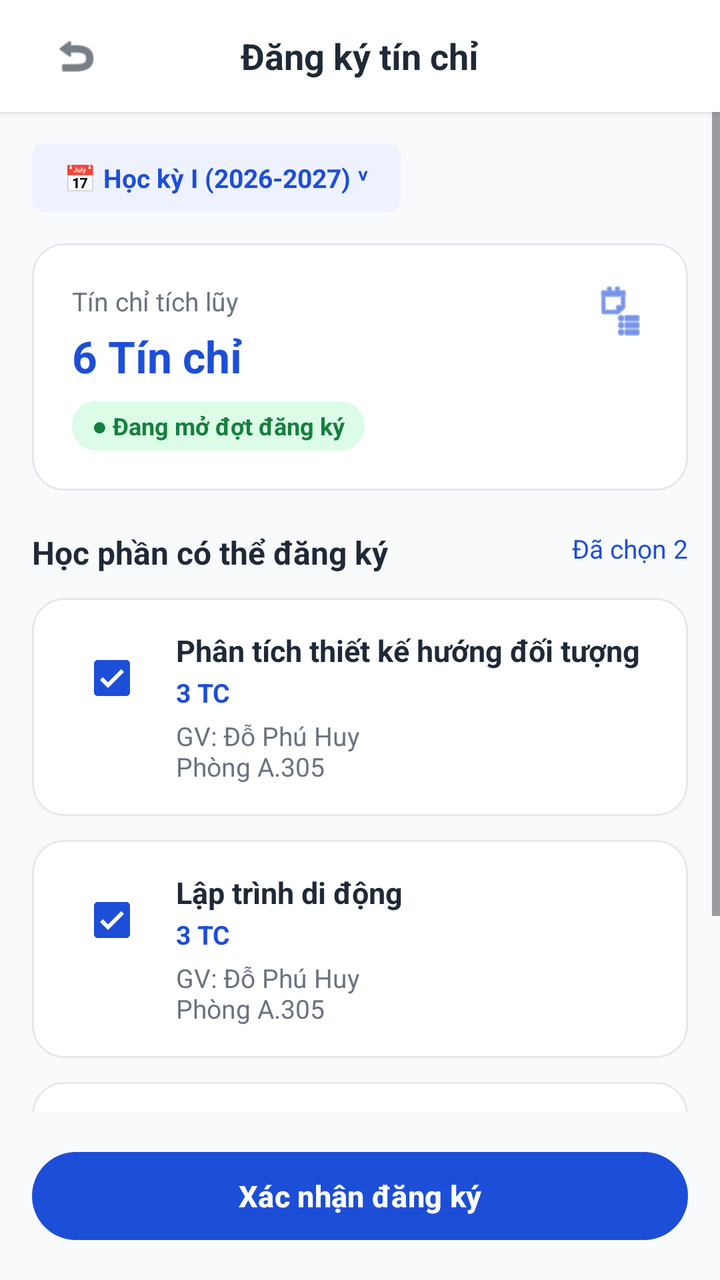
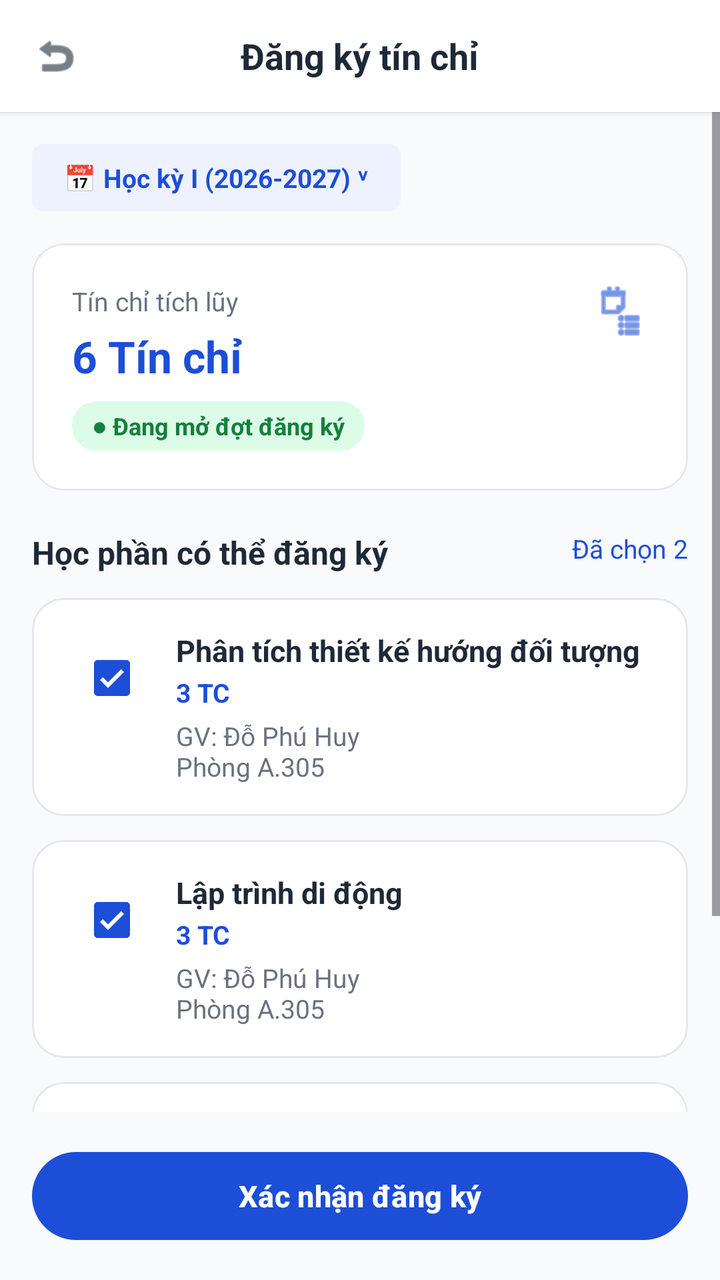

The first picture is an Android layout as it rendered before a commit; the second is the same layout after the commit. The layout source and the unified diff follow.
<!-- AndroidManifest.xml: application theme Theme.XayDung -->
<!-- res/layout/activity_dang_ky_tin_chi.xml -->
<?xml version="1.0" encoding="utf-8"?>
<RelativeLayout xmlns:android="http://schemas.android.com/apk/res/android"
    xmlns:app="http://schemas.android.com/apk/res-auto"
    android:layout_width="match_parent"
    android:layout_height="match_parent"
    android:background="@color/figma_bg">

    
    <RelativeLayout
        android:id="@+id/headerToolbar"
        android:layout_width="match_parent"
        android:layout_height="56dp"
        android:paddingHorizontal="16dp"
        android:background="@color/white"
        android:elevation="2dp">

        <ImageView
            android:id="@+id/btnBack"
            android:layout_width="44dp"
            android:layout_height="44dp"
            android:layout_centerVertical="true"
            android:padding="10dp"
            android:clickable="true"
            android:focusable="true"
            android:background="?attr/selectableItemBackgroundBorderless"
            android:src="@android:drawable/ic_menu_revert"
            android:contentDescription="Back"
            app:tint="@color/figma_text_primary" />

        <TextView
            android:layout_width="wrap_content"
            android:layout_height="wrap_content"
            android:layout_centerInParent="true"
            android:text="Đăng ký tín chỉ"
            android:textColor="@color/figma_text_primary"
            android:textSize="18sp"
            android:textStyle="bold" />
    </RelativeLayout>

    <ScrollView
        android:layout_width="match_parent"
        android:layout_height="match_parent"
        android:layout_below="@id/headerToolbar"
        android:layout_above="@id/btnConfirmRegistration"
        android:fillViewport="true">

        <LinearLayout
            android:layout_width="match_parent"
            android:layout_height="wrap_content"
            android:orientation="vertical"
            android:padding="16dp">

            
            <TextView
                android:layout_width="wrap_content"
                android:layout_height="wrap_content"
                android:background="@drawable/bg_tag_chip"
                android:paddingHorizontal="16dp"
                android:paddingVertical="8dp"
                android:text="📅 Học kỳ I (2026-2027) ˅"
                android:textColor="@color/figma_blue"
                android:textSize="13sp"
                android:textStyle="bold"
                android:layout_marginBottom="16dp" />

            
            <com.google.android.material.card.MaterialCardView
                android:layout_width="match_parent"
                android:layout_height="wrap_content"
                android:layout_marginBottom="20dp"
                app:cardCornerRadius="16dp"
                app:cardElevation="0dp"
                app:cardBackgroundColor="@color/white"
                app:strokeColor="@color/figma_card_border"
                app:strokeWidth="1dp">

                <RelativeLayout
                    android:layout_width="match_parent"
                    android:layout_height="wrap_content"
                    android:padding="20dp">

                    <LinearLayout
                        android:layout_width="wrap_content"
                        android:layout_height="wrap_content"
                        android:layout_alignParentStart="true"
                        android:orientation="vertical">

                        <TextView
                            android:layout_width="wrap_content"
                            android:layout_height="wrap_content"
                            android:text="Tín chỉ tích lũy"
                            android:textColor="@color/figma_text_secondary"
                            android:textSize="13sp" />

                        <TextView
                            android:layout_width="wrap_content"
                            android:layout_height="wrap_content"
                            android:layout_marginTop="4dp"
                            android:text="6 Tín chỉ"
                            android:textColor="@color/figma_blue"
                            android:textSize="22sp"
                            android:textStyle="bold" />

                        <TextView
                            android:layout_width="wrap_content"
                            android:layout_height="wrap_content"
                            android:layout_marginTop="8dp"
                            android:background="@drawable/bg_green_badge"
                            android:paddingHorizontal="10dp"
                            android:paddingVertical="4dp"
                            android:text="● Đang mở đợt đăng ký"
                            android:textColor="@color/green_badge_text"
                            android:textSize="12sp"
                            android:textStyle="bold" />
                    </LinearLayout>

                    <ImageView
                        android:layout_width="28dp"
                        android:layout_height="28dp"
                        android:layout_alignParentEnd="true"
                        android:src="@android:drawable/ic_menu_agenda"
                        android:contentDescription="Icon"
                        app:tint="@color/figma_blue" />
                </RelativeLayout>
            </com.google.android.material.card.MaterialCardView>

            
            <RelativeLayout
                android:layout_width="match_parent"
                android:layout_height="wrap_content"
                android:layout_marginBottom="12dp">

                <TextView
                    android:layout_width="wrap_content"
                    android:layout_height="wrap_content"
                    android:text="Học phần có thể đăng ký"
                    android:textColor="@color/figma_text_primary"
                    android:textSize="16sp"
                    android:textStyle="bold" />

                <TextView
                    android:layout_width="wrap_content"
                    android:layout_height="wrap_content"
                    android:layout_alignParentEnd="true"
                    android:text="Đã chọn 2"
                    android:textColor="@color/figma_blue"
                    android:textSize="13sp" />
            </RelativeLayout>

            
            <com.google.android.material.card.MaterialCardView
                android:layout_width="match_parent"
                android:layout_height="wrap_content"
                android:layout_marginBottom="12dp"
                app:cardCornerRadius="16dp"
                app:cardElevation="0dp"
                app:cardBackgroundColor="@color/white"
                app:strokeColor="@color/figma_card_border"
                app:strokeWidth="1dp">

                <LinearLayout
                    android:layout_width="match_parent"
                    android:layout_height="wrap_content"
                    android:orientation="horizontal"
                    android:padding="16dp"
                    android:gravity="top">

                    <CheckBox
                        android:layout_width="wrap_content"
                        android:layout_height="wrap_content"
                        android:checked="true"
                        app:buttonTint="@color/figma_blue" />

                    <LinearLayout
                        android:layout_width="0dp"
                        android:layout_height="wrap_content"
                        android:layout_weight="1"
                        android:layout_marginStart="8dp"
                        android:orientation="vertical">

                        <TextView
                            android:layout_width="wrap_content"
                            android:layout_height="wrap_content"
                            android:text="Phân tích thiết kế hướng đối tượng"
                            android:textColor="@color/figma_text_primary"
                            android:textSize="15sp"
                            android:textStyle="bold" />

                        <TextView
                            android:layout_width="wrap_content"
                            android:layout_height="wrap_content"
                            android:layout_marginTop="2dp"
                            android:text="3 TC"
                            android:textColor="@color/figma_blue"
                            android:textSize="13sp"
                            android:textStyle="bold" />

                        <TextView
                            android:layout_width="wrap_content"
                            android:layout_height="wrap_content"
                            android:layout_marginTop="4dp"
                            android:text="GV: Đỗ Phú Huy\nPhòng A.305"
                            android:textColor="@color/figma_text_secondary"
                            android:textSize="13sp" />
                    </LinearLayout>
                </LinearLayout>
            </com.google.android.material.card.MaterialCardView>

            
            <com.google.android.material.card.MaterialCardView
                android:layout_width="match_parent"
                android:layout_height="wrap_content"
                android:layout_marginBottom="12dp"
                app:cardCornerRadius="16dp"
                app:cardElevation="0dp"
                app:cardBackgroundColor="@color/white"
                app:strokeColor="@color/figma_card_border"
                app:strokeWidth="1dp">

                <LinearLayout
                    android:layout_width="match_parent"
                    android:layout_height="wrap_content"
                    android:orientation="horizontal"
                    android:padding="16dp"
                    android:gravity="top">

                    <CheckBox
                        android:layout_width="wrap_content"
                        android:layout_height="wrap_content"
                        android:checked="true"
                        app:buttonTint="@color/figma_blue" />

                    <LinearLayout
                        android:layout_width="0dp"
                        android:layout_height="wrap_content"
                        android:layout_weight="1"
                        android:layout_marginStart="8dp"
                        android:orientation="vertical">

                        <TextView
                            android:layout_width="wrap_content"
                            android:layout_height="wrap_content"
                            android:text="Lập trình di động"
                            android:textColor="@color/figma_text_primary"
                            android:textSize="15sp"
                            android:textStyle="bold" />

                        <TextView
                            android:layout_width="wrap_content"
                            android:layout_height="wrap_content"
                            android:layout_marginTop="2dp"
                            android:text="3 TC"
                            android:textColor="@color/figma_blue"
                            android:textSize="13sp"
                            android:textStyle="bold" />

                        <TextView
                            android:layout_width="wrap_content"
                            android:layout_height="wrap_content"
                            android:layout_marginTop="4dp"
                            android:text="GV: Đỗ Phú Huy\nPhòng A.305"
                            android:textColor="@color/figma_text_secondary"
                            android:textSize="13sp" />
                    </LinearLayout>
                </LinearLayout>
            </com.google.android.material.card.MaterialCardView>

            
            <com.google.android.material.card.MaterialCardView
                android:layout_width="match_parent"
                android:layout_height="wrap_content"
                android:layout_marginBottom="12dp"
                app:cardCornerRadius="16dp"
                app:cardElevation="0dp"
                app:cardBackgroundColor="@color/white"
                app:strokeColor="@color/figma_card_border"
                app:strokeWidth="1dp">

                <LinearLayout
                    android:layout_width="match_parent"
                    android:layout_height="wrap_content"
                    android:orientation="horizontal"
                    android:padding="16dp"
                    android:gravity="top">

                    <CheckBox
                        android:layout_width="wrap_content"
                        android:layout_height="wrap_content"
                        android:checked="false"
                        app:buttonTint="@color/figma_blue" />

                    <LinearLayout
                        android:layout_width="0dp"
                        android:layout_height="wrap_content"
                        android:layout_weight="1"
                        android:layout_marginStart="8dp"
                        android:orientation="vertical">

                        <TextView
                            android:layout_width="wrap_content"
                            android:layout_height="wrap_content"
                            android:text="Thị giác máy tính"
                            android:textColor="@color/figma_text_primary"
                            android:textSize="15sp"
                            android:textStyle="bold" />

                        <TextView
                            android:layout_width="wrap_content"
                            android:layout_height="wrap_content"
                            android:layout_marginTop="2dp"
                            android:text="3 TC"
                            android:textColor="@color/figma_blue"
                            android:textSize="13sp"
                            android:textStyle="bold" />

                        <TextView
                            android:layout_width="wrap_content"
                            android:layout_height="wrap_content"
                            android:layout_marginTop="4dp"
                            android:text="GV: Nguyễn Văn A\nPhòng B.201"
                            android:textColor="@color/figma_text_secondary"
                            android:textSize="13sp" />
                    </LinearLayout>
                </LinearLayout>
            </com.google.android.material.card.MaterialCardView>

        </LinearLayout>
    </ScrollView>

    
    <com.google.android.material.button.MaterialButton
        android:id="@+id/btnConfirmRegistration"
        android:layout_width="match_parent"
        android:layout_height="52dp"
        android:layout_alignParentBottom="true"
        android:layout_margin="16dp"
        android:text="Xác nhận đăng ký"
        android:textSize="15sp"
        android:textStyle="bold"
        app:cornerRadius="26dp"
        app:backgroundTint="@color/figma_blue" />

</RelativeLayout>
<!-- resources referenced by this layout -->
<resources>
  <color name="figma_bg">#F8FAFC</color>
  <color name="figma_blue">#1D4ED8</color>
  <color name="figma_card_border">#E5E7EB</color>
  <color name="figma_text_primary">#1F2937</color>
  <color name="figma_text_secondary">#6B7280</color>
  <color name="green_badge_text">#15803D</color>
  <color name="white">#FFFFFFFF</color>
  <!-- drawable bg_green_badge (drawable) -->
  <?xml version="1.0" encoding="utf-8"?>
  <shape xmlns:android="http://schemas.android.com/apk/res/android"
      android:shape="rectangle">
      <solid android:color="@color/green_badge_bg" />
      <corners android:radius="12dp" />
  </shape>
  <!-- drawable bg_tag_chip (drawable) -->
  <?xml version="1.0" encoding="utf-8"?>
  <shape xmlns:android="http://schemas.android.com/apk/res/android"
      android:shape="rectangle">
      <solid android:color="@color/figma_blue_light" />
      <corners android:radius="6dp" />
  </shape>
  <style name="Theme.XayDung" parent="Base.Theme.XayDung" />
  <color name="green_badge_bg">#DCFCE7</color>
  <color name="figma_blue_light">#EEF2FF</color>
  <style name="Base.Theme.XayDung" parent="Theme.Material3.DayNight.NoActionBar">
          <item name="colorPrimary">@color/figma_blue</item>
          <item name="colorPrimaryDark">@color/figma_blue_dark</item>
          <item name="colorSecondary">@color/figma_blue</item>
          <item name="android:windowBackground">@color/figma_bg</item>
      </style>
  <color name="figma_blue_dark">#1E40AF</color>
</resources>

<!-- the commit's change to res/layout/activity_dang_ky_tin_chi.xml (unified diff, before → after) -->
@@ -10,27 +10,35 @@
         android:id="@+id/headerToolbar"
         android:layout_width="match_parent"
         android:layout_height="56dp"
-        android:paddingHorizontal="16dp"
         android:background="@color/white"
         android:elevation="2dp">
 
-        <ImageView
-            android:id="@+id/btnBack"
-            android:layout_width="44dp"
-            android:layout_height="44dp"
+        <FrameLayout
+            android:id="@+id/btnBackContainer"
+            android:layout_width="56dp"
+            android:layout_height="56dp"
+            android:layout_alignParentStart="true"
             android:layout_centerVertical="true"
-            android:padding="10dp"
             android:clickable="true"
             android:focusable="true"
-            android:background="?attr/selectableItemBackgroundBorderless"
-            android:src="@android:drawable/ic_menu_revert"
-            android:contentDescription="Back"
-            app:tint="@color/figma_text_primary" />
+            android:elevation="10dp"
+            android:background="?attr/selectableItemBackgroundBorderless">
+
+            <ImageView
+                android:id="@+id/btnBack"
+                android:layout_width="24dp"
+                android:layout_height="24dp"
+                android:layout_gravity="center"
+                android:src="@android:drawable/ic_menu_revert"
+                android:contentDescription="Back"
+                app:tint="@color/figma_text_primary" />
+        </FrameLayout>
 
         <TextView
             android:layout_width="wrap_content"
             android:layout_height="wrap_content"
             android:layout_centerInParent="true"
+            android:clickable="false"
             android:text="Đăng ký tín chỉ"
             android:textColor="@color/figma_text_primary"
             android:textSize="18sp"
